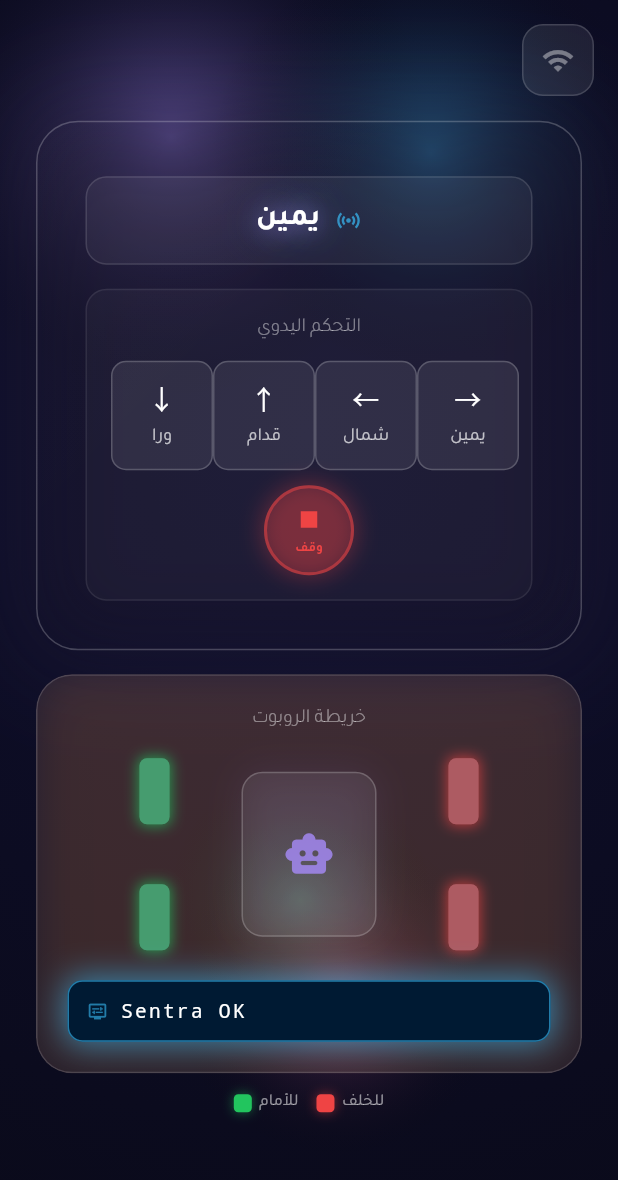
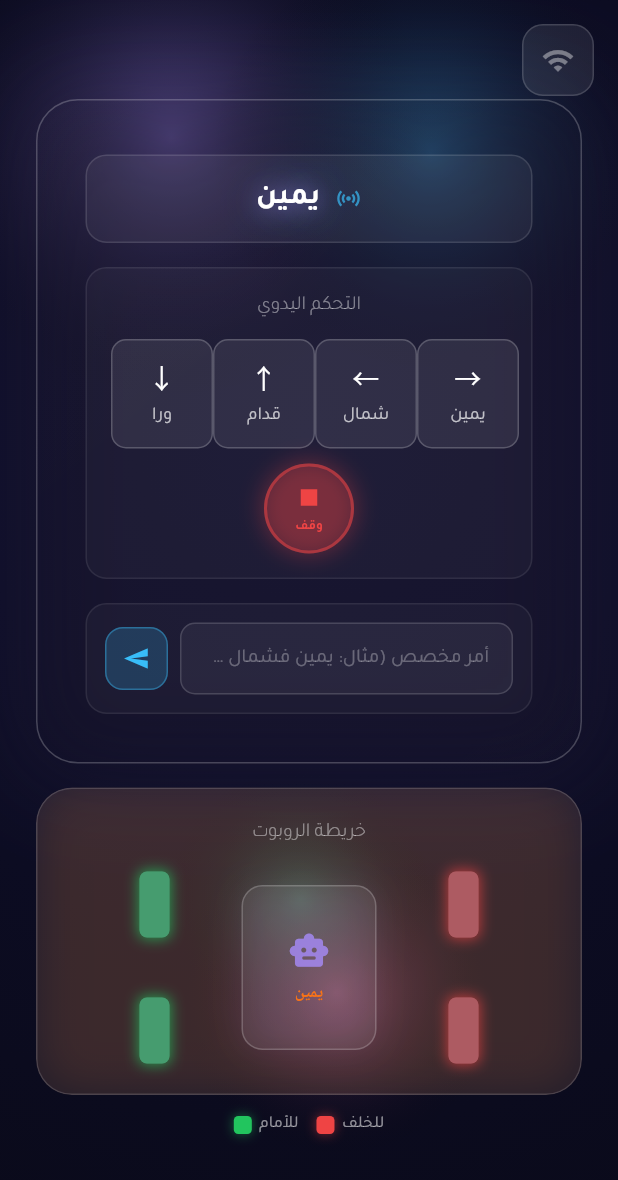
Before and after one commit to HMZsuper18/Sentra, a Flutter app: the screen it shows after launch, after a tap on an icon or button, on a phone screen of 412 x 824 dp. Shown: the top 1180 px of the screen. Run offline on Flutter 3.47's test engine with Material 3 defaults, Android fonts, the phone set to English and light mode, and no system bars; our stand-ins replace flutter_blue_plus, flutter_map, latlong2, permission_handler; network calls fail.

Commit message:
more stable BLE, fixed app UI/UX

```diff
--- a/app/lib/main.dart
+++ b/app/lib/main.dart
@@ -60,6 +60,9 @@ class _SentraHomeState extends State<SentraHome> with TickerProviderStateMixin {
 
   String _lastCommand = '...';
   List<String> _motorStates = ['idle', 'idle', 'idle', 'idle'];
+  final TextEditingController _cmdController = TextEditingController();
+  final TextEditingController _wifiNameCtrl = TextEditingController(text: '');
+  final TextEditingController _wifiPassCtrl = TextEditingController(text: '');
 
   StreamSubscription<String>? _fbSub;
 
@@ -106,7 +109,10 @@ class _SentraHomeState extends State<SentraHome> with TickerProviderStateMixin {
   }
 
   Future<void> _sendWifiCredentials() async {
-    await _bleService.sendWifiCredentials('still_undefined', 'still_undefined');
+    final ssid = _wifiNameCtrl.text.trim();
+    final pass = _wifiPassCtrl.text.trim();
+    if (ssid.isEmpty || pass.isEmpty) return;
+    await _bleService.sendWifiCredentials(ssid, pass);
   }
 
   void _startFirebaseStream() {
@@ -167,14 +173,13 @@ class _SentraHomeState extends State<SentraHome> with TickerProviderStateMixin {
   @override
   void dispose() {
     _fbSub?.cancel();
+    _cmdController.dispose();
+    _wifiNameCtrl.dispose();
+    _wifiPassCtrl.dispose();
     _popCtrl.dispose();
     _lcdBlinkCtrl.dispose();
-    for (final c in _orbCtrl) {
-      c.dispose();
-    }
-    for (final c in _particleCtrl) {
-      c.dispose();
-    }
+    for (final c in _orbCtrl) c.dispose();
+    for (final c in _particleCtrl) c.dispose();
     super.dispose();
   }
 
@@ -194,8 +199,8 @@ class _SentraHomeState extends State<SentraHome> with TickerProviderStateMixin {
         debugInfo: _debugInfo,
         debugExpanded: _debugExpanded,
         debugLogs: _debugLogs,
-        wifiName: 'still_undefined',
-        wifiPassword: 'still_undefined',
+        wifiNameCtrl: _wifiNameCtrl,
+        wifiPassCtrl: _wifiPassCtrl,
         onClose: () => Navigator.pop(context),
         onScan: _startBLEScan,
         onConnect: _connectToDevice,
@@ -266,6 +271,8 @@ class _SentraHomeState extends State<SentraHome> with TickerProviderStateMixin {
             _buildCommandBadge(),
             const SizedBox(height: 16),
             ManualControlsWidget(onCommand: _sendCommand),
+            const SizedBox(height: 16),
+            _buildCustomInput(),
           ],
         ),
       ),
@@ -273,7 +280,6 @@ class _SentraHomeState extends State<SentraHome> with TickerProviderStateMixin {
       RobotMapWidget(
         lastCommand: _lastCommand,
         motorStates: _motorStates,
-        lcdCtrl: _lcdBlinkCtrl,
       ),
       const SizedBox(height: 12),
       _buildLegend(),
@@ -294,6 +300,8 @@ class _SentraHomeState extends State<SentraHome> with TickerProviderStateMixin {
                   _buildCommandBadge(),
                   const SizedBox(height: 16),
                   ManualControlsWidget(onCommand: _sendCommand),
+                  const SizedBox(height: 16),
+                  _buildCustomInput(),
                 ],
               ),
             ),
@@ -308,7 +316,6 @@ class _SentraHomeState extends State<SentraHome> with TickerProviderStateMixin {
             RobotMapWidget(
               lastCommand: _lastCommand,
               motorStates: _motorStates,
-              lcdCtrl: _lcdBlinkCtrl,
             ),
             const SizedBox(height: 12),
             _buildLegend(),
@@ -348,6 +355,67 @@ class _SentraHomeState extends State<SentraHome> with TickerProviderStateMixin {
       ],
     ),
   );
+
+  Widget _buildCustomInput() => Container(
+    decoration: BoxDecoration(
+      borderRadius: BorderRadius.circular(14),
+      color: Colors.white.withValues(alpha: 0.03),
+      border: Border.all(color: Colors.white.withValues(alpha: 0.08)),
+    ),
+    padding: const EdgeInsets.all(12),
+    child: Row(
+      children: [
+        Expanded(
+          child: TextField(
+            controller: _cmdController,
+            style: TextStyle(color: Colors.white.withValues(alpha: 0.9), fontSize: 14, fontFamily: 'Tajawal'),
+            decoration: InputDecoration(
+              hintText: 'أمر مخصص (مثال: يمين فشمال فورا)',
+              hintStyle: TextStyle(color: Colors.white.withValues(alpha: 0.3), fontSize: 13),
+              border: OutlineInputBorder(
+                borderRadius: BorderRadius.circular(10),
+                borderSide: BorderSide(color: Colors.white.withValues(alpha: 0.2)),
+              ),
+              enabledBorder: OutlineInputBorder(
+                borderRadius: BorderRadius.circular(10),
+                borderSide: BorderSide(color: Colors.white.withValues(alpha: 0.15)),
+              ),
+              focusedBorder: OutlineInputBorder(
+                borderRadius: BorderRadius.circular(10),
+                borderSide: BorderSide(color: c2.withValues(alpha: 0.5)),
+              ),
+              contentPadding: const EdgeInsets.symmetric(horizontal: 12, vertical: 10),
+              filled: true,
+              fillColor: Colors.white.withValues(alpha: 0.05),
+            ),
+            textInputAction: TextInputAction.send,
+            onSubmitted: (value) => _sendCustomCommand(value),
+          ),
+        ),
+        const SizedBox(width: 8),
+        GestureDetector(
+          onTap: () => _sendCustomCommand(_cmdController.text),
+          child: Container(
+            width: 42,
+            height: 42,
+            decoration: BoxDecoration(
+              borderRadius: BorderRadius.circular(12),
+              color: c2.withValues(alpha: 0.2),
+              border: Border.all(color: c2.withValues(alpha: 0.4)),
+            ),
+            child: Icon(Icons.send, color: c2, size: 18),
+          ),
+        ),
+      ],
+    ),
+  );
+
+  void _sendCustomCommand(String text) {
+    final cmd = text.trim();
+    if (cmd.isEmpty) return;
+    _cmdController.clear();
+    _sendCommand(cmd);
+  }
 
   Widget _buildLegend() => Wrap(
     spacing: 12,
@@ -419,46 +487,56 @@ class _SentraHomeState extends State<SentraHome> with TickerProviderStateMixin {
 
   void _sendCommand(String command) {
     sendToFirebase(command);
-    setState(() {
-      _lastCommand = command;
-      _updateLocalMotorState(command);
-    });
+    setState(() => _lastCommand = command);
+    _animateMotorSequence(command);
   }
 
-  void _updateLocalMotorState(String command) {
-    switch (command) {
-      case 'قدام':
-        _motorStates = ['forward', 'forward', 'forward', 'forward'];
-        Future.delayed(const Duration(seconds: 2), () {
-          if (mounted)
-            setState(() => _motorStates = ['idle', 'idle', 'idle', 'idle']);
-        });
-        break;
-      case 'ورا':
-        _motorStates = ['backward', 'backward', 'backward', 'backward'];
-        Future.delayed(const Duration(seconds: 2), () {
-          if (mounted)
-            setState(() => _motorStates = ['idle', 'idle', 'idle', 'idle']);
-        });
-        break;
-      case 'يمين':
-        _motorStates = ['forward', 'forward', 'backward', 'backward'];
-        Future.delayed(const Duration(seconds: 1), () {
-          if (mounted)
-            setState(() => _motorStates = ['idle', 'idle', 'idle', 'idle']);
-        });
-        break;
-      case 'شمال':
-        _motorStates = ['backward', 'backward', 'forward', 'forward'];
-        Future.delayed(const Duration(seconds: 1), () {
-          if (mounted)
-            setState(() => _motorStates = ['idle', 'idle', 'idle', 'idle']);
-        });
-        break;
-      case 'وقف':
-        _motorStates = ['idle', 'idle', 'idle', 'idle'];
-        break;
+  static List<String> _motorStateFor(String cmd) {
+    if (cmd.contains('يمين')) return ['forward', 'forward', 'backward', 'backward'];
+    if (cmd.contains('شمال') || cmd.contains('يسار')) return ['backward', 'backward', 'forward', 'forward'];
+    if (cmd.contains('ورا') || cmd.contains('للخلف') || cmd.contains('تراجع')) return ['backward', 'backward', 'backward', 'backward'];
+    if (cmd.contains('قدام') || cmd.contains('تقدم') || cmd.contains('امام')) return ['forward', 'forward', 'forward', 'forward'];
+    return ['idle', 'idle', 'idle', 'idle'];
+  }
+
+  static int _motorStepMs(String cmd) {
+    final m = RegExp(r'(\d+)\s*ثوان').firstMatch(cmd);
+    if (m != null) return int.parse(m.group(1)!) * 1000;
+    if (cmd.contains('يمين') || cmd.contains('شمال') || cmd.contains('يسار')) return 1000;
+    if (cmd.contains('وقف')) return 0;
+    return 2000;
+  }
+
+  void _animateMotorSequence(String command) {
+    if (command == 'وقف') {
+      setState(() => _motorStates = ['idle', 'idle', 'idle', 'idle']);
+      return;
     }
+
+    final parts = command.replaceAll('و', 'ف').split('ف');
+    if (parts.length == 1) {
+      final ms = _motorStepMs(command);
+      setState(() => _motorStates = _motorStateFor(command));
+      if (ms > 0) Future.delayed(Duration(milliseconds: ms), () {
+        if (mounted) setState(() => _motorStates = ['idle', 'idle', 'idle', 'idle']);
+      });
+      return;
+    }
+
+    int accumulated = 0;
+    for (final raw in parts) {
+      final step = raw.trim();
+      if (step.isEmpty) continue;
+      final states = _motorStateFor(step);
+      final ms = _motorStepMs(step);
+      Future.delayed(Duration(milliseconds: accumulated), () {
+        if (mounted) setState(() => _motorStates = states);
+      });
+      accumulated += ms;
+    }
+    Future.delayed(Duration(milliseconds: accumulated), () {
+      if (mounted) setState(() => _motorStates = ['idle', 'idle', 'idle', 'idle']);
+    });
   }
 
   void _addDebugLog(String message) {
--- a/app/lib/widgets/robot_map_widget.dart
+++ b/app/lib/widgets/robot_map_widget.dart
@@ -5,13 +5,11 @@ import '../core/keywords.dart';
 class RobotMapWidget extends StatelessWidget {
   final String lastCommand;
   final List<String> motorStates;
-  final AnimationController lcdCtrl;
 
   const RobotMapWidget({
     super.key,
     required this.lastCommand,
     required this.motorStates,
-    required this.lcdCtrl,
   });
 
   @override
@@ -51,7 +49,25 @@ class RobotMapWidget extends StatelessWidget {
                     border: Border.all(color: Colors.white.withValues(alpha: 0.2)),
                     boxShadow: [BoxShadow(color: c1.withValues(alpha: 0.1), blurRadius: 20)],
                   ),
-                  child: Icon(Icons.smart_toy_rounded, color: c1.withValues(alpha: 0.8), size: 34),
+                  child: Column(
+                    mainAxisAlignment: MainAxisAlignment.center,
+                    children: [
+                      Icon(Icons.smart_toy_rounded, color: c1.withValues(alpha: 0.8), size: 28),
+                      const SizedBox(height: 6),
+                      Text(
+                        lastCommand,
+                        style: TextStyle(
+                          color: wc,
+                          fontSize: 11,
+                          fontWeight: FontWeight.bold,
+                          fontFamily: 'monospace',
+                        ),
+                        textAlign: TextAlign.center,
+                        maxLines: 2,
+                        overflow: TextOverflow.ellipsis,
+                      ),
+                    ],
+                  ),
                 ),
                 Column(
                   children: [
@@ -62,8 +78,6 @@ class RobotMapWidget extends StatelessWidget {
                 ),
               ],
             ),
-            const SizedBox(height: 20),
-            _buildVirtualLCD(wc),
           ],
         ),
       ),
@@ -92,46 +106,6 @@ class RobotMapWidget extends StatelessWidget {
     );
   }
 
-  Widget _buildVirtualLCD(Color wc) {
-    final lcdText = 'Sentra OK';
-    return AnimatedBuilder(
-      animation: lcdCtrl,
-      builder: (_, _) {
-        final glow = 0.4 + lcdCtrl.value * 0.3;
-        return Container(
-          width: double.infinity,
-          padding: const EdgeInsets.symmetric(horizontal: 12, vertical: 10),
-          decoration: BoxDecoration(
-            borderRadius: BorderRadius.circular(10),
-            color: lcdBg,
-            border: Border.all(color: c2.withValues(alpha: 0.6)),
-            boxShadow: [BoxShadow(color: c2.withValues(alpha: glow), blurRadius: 18, spreadRadius: 2)],
-          ),
-          child: Row(
-            children: [
-              Icon(Icons.display_settings, color: c2.withValues(alpha: 0.6), size: 14),
-              const SizedBox(width: 8),
-              Expanded(
-                child: Text(
-                  lcdText,
-                  style: TextStyle(
-                    color: Colors.white,
-                    fontSize: 13,
-                    fontWeight: FontWeight.w500,
-                    letterSpacing: 1.5,
-                    fontFamily: 'monospace',
-                  ),
-                  maxLines: 2,
-                  overflow: TextOverflow.ellipsis,
-                ),
-              ),
-            ],
-          ),
-        );
-      },
-    );
-  }
-
   Widget _buildLabel(String text) => Text(
     text,
     style: TextStyle(
```
Also changed, not shown: app/lib/widgets/wifi_sidebar.dart (+46 -19 lines), 7 other files.
